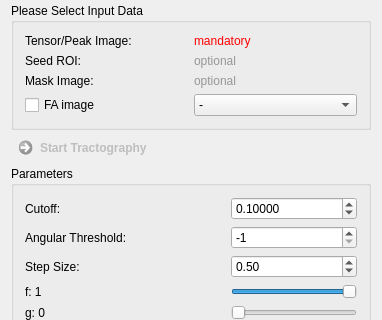
Above: Plugins/org.mitk.gui.qt.diffusionimaging/src/internal/QmitkStreamlineTrackingViewControls.ui from MITK/MITK before the change; both pictures show x 0 to 382 and y 0 to 320 of the 382 by 538 pixel window. Below: the same form after it.
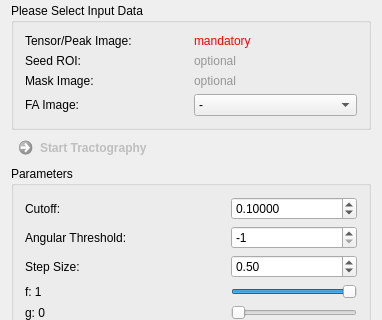
That is the form after the change. Custom widgets are drawn as their Qt base class.

Commit message: solved image already in use issue

The edit to the form file:
```diff
--- a/Plugins/org.mitk.gui.qt.diffusionimaging/src/internal/QmitkStreamlineTrackingViewControls.ui
+++ b/Plugins/org.mitk.gui.qt.diffusionimaging/src/internal/QmitkStreamlineTrackingViewControls.ui
@@ -482,15 +482,12 @@
        </widget>
       </item>
       <item row="4" column="0">
-       <widget class="QCheckBox" name="m_UseFaImage">
+       <widget class="QLabel" name="label_8">
         <property name="toolTip">
          <string>Check to use selected FA image instead of internally calculated one. Recommended for multi-tensor tractography.</string>
         </property>
         <property name="text">
-         <string>FA image</string>
-        </property>
-        <property name="checked">
-         <bool>false</bool>
+         <string>FA Image:</string>
         </property>
        </widget>
       </item>
```
Left out of the diff: 8 changed lines with no effect on the pictures. The commit also changes 9 other files.
